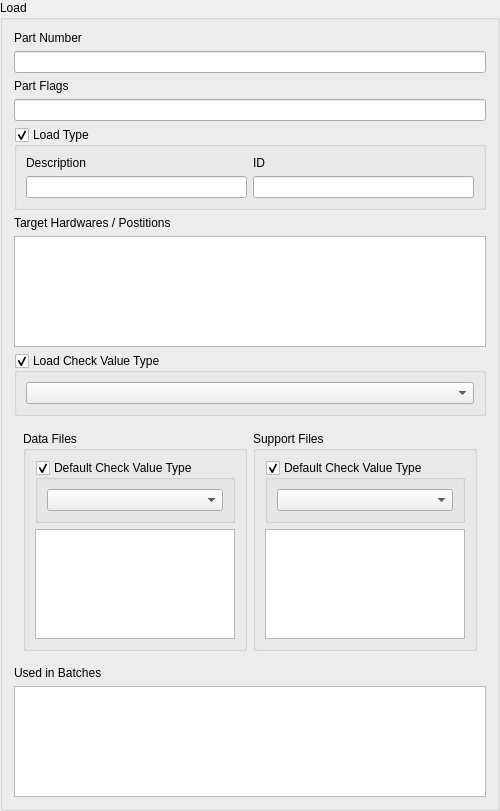
First picture: the form in lib/arinc665_qt/media/LoadWidget.ui, repository hirah2205/ARINC-665, before the edit.
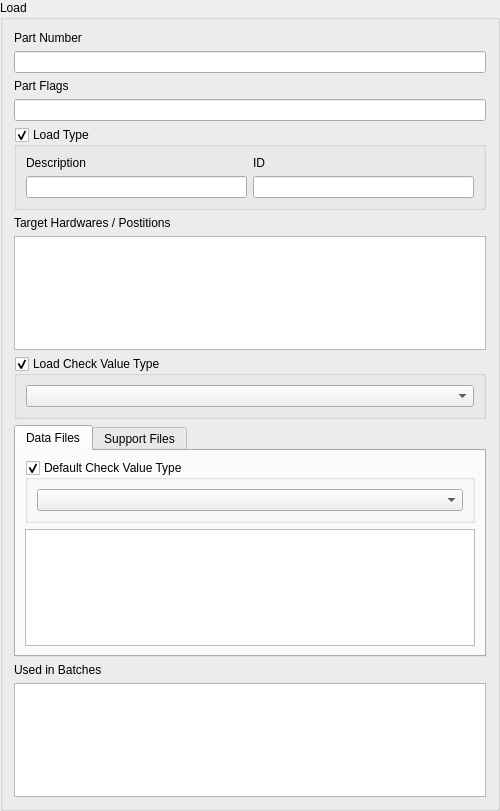
Second picture: the form after the edit.

Commit message: Update Media Set and Load Widget

```diff
--- a/lib/arinc665_qt/media/LoadWidget.ui
+++ b/lib/arinc665_qt/media/LoadWidget.ui
@@ -129,13 +129,14 @@
     </widget>
    </item>
    <item>
-    <widget class="QWidget" name="filesWidget" native="true">
-     <layout class="QGridLayout" name="gridLayout_2">
-      <item row="0" column="0">
-       <widget class="QGroupBox" name="dataFilesGroupBox">
-        <property name="title">
+    <widget class="QTabWidget" name="filesTabWidget">
+     <property name="currentIndex">
+      <number>0</number>
+     </property>
+     <widget class="QWidget" name="dataFilesPage" native="true">
+      <attribute name="title">
          <string>Data Files</string>
-        </property>
+      </attribute>
         <layout class="QVBoxLayout" name="verticalLayout_2">
          <item>
           <widget class="QGroupBox" name="dataFilesCheckValueTypeGroupBox">
@@ -173,12 +174,10 @@
          </item>
         </layout>
        </widget>
-      </item>
-      <item row="0" column="1">
-       <widget class="QGroupBox" name="supportFilesGroupBox">
-        <property name="title">
+     <widget class="QWidget" name="supportFilesPage">
+      <attribute name="title">
          <string>Support Files</string>
-        </property>
+      </attribute>
         <layout class="QVBoxLayout" name="verticalLayout_3">
          <item>
           <widget class="QGroupBox" name="supportFilesCheckValueTypeGroupBox">
@@ -216,8 +215,6 @@
          </item>
         </layout>
        </widget>
-      </item>
-     </layout>
     </widget>
    </item>
    <item>
```
Left out of the diff: 6 changed lines with no effect on the pictures. Lines whose indentation alone changed are shown as unchanged. The commit also changes 1 other file.
